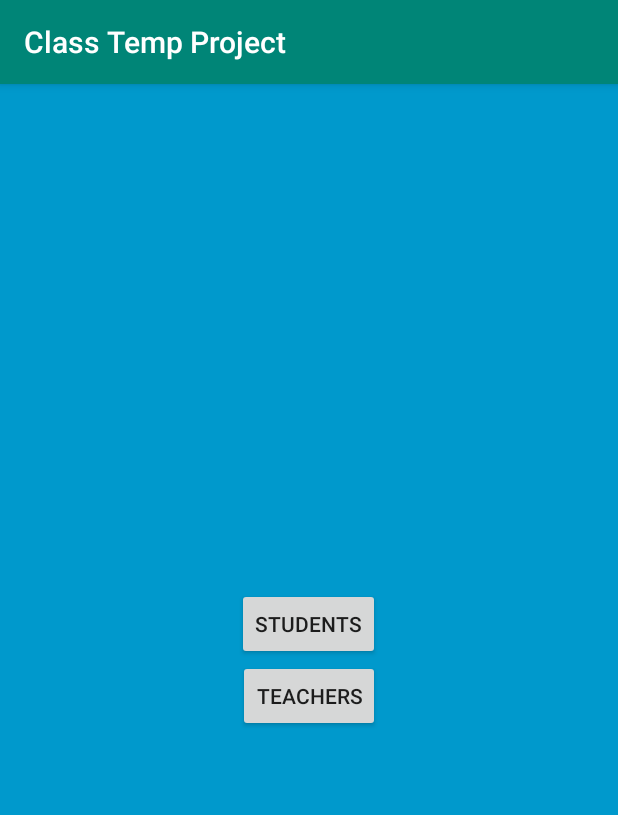
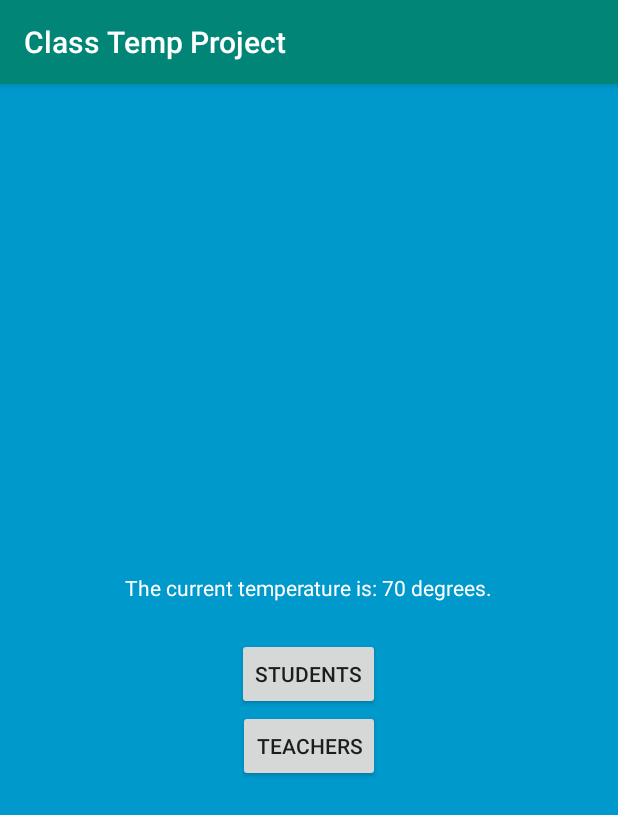
Before and after one commit to sbyakod/Mobile-App-Development, an Android app: the screen it shows after launch (MainActivity), on a phone screen of 412 x 824 dp. Shown: the top 815 px of the screen. Run offline under Robolectric (Android 15) with nearby library versions, the phone set to English and light mode, and no system bars.

```diff
--- a/app/src/main/java/com/example/classtempproject/MainActivity.java
+++ b/app/src/main/java/com/example/classtempproject/MainActivity.java
@@ -5,11 +5,15 @@ import android.support.v7.app.AppCompatActivity;
 import android.os.Bundle;
 import android.view.View;
 import android.widget.Button;
+import android.widget.TextView;
 
 public class MainActivity extends AppCompatActivity {
 
     private Button mStudentButton;
     private Button mTeacherButton;
+    private TextView mCurrentTempTextView;
+
+    private int mTemp;
 
     @Override
     protected void onCreate(Bundle savedInstanceState) {
@@ -18,12 +22,17 @@ public class MainActivity extends AppCompatActivity {
 
         mStudentButton = (Button) findViewById(R.id.student_button);
         mTeacherButton = (Button) findViewById(R.id.teacher_button);
+        mCurrentTempTextView = (TextView) findViewById(R.id.current_temp);
+
+        mTemp = 70;
+
+        mCurrentTempTextView.setText("The current temperature is: " + mTemp + " degrees.");
 
         mStudentButton.setOnClickListener(new View.OnClickListener() {
             @Override
             public void onClick(View v) {
                 Intent j = new Intent(MainActivity.this, StudentActivity.class);
-                // j.putExtra("SCORE", mScore);
+                j.putExtra("TEMP", mTemp);
                 startActivity(j);
             }
         });
@@ -32,7 +41,7 @@ public class MainActivity extends AppCompatActivity {
             @Override
             public void onClick(View v) {
                 Intent j = new Intent(MainActivity.this, TeacherActivity.class);
-               // j.putExtra("SCORE", mScore);
+                j.putExtra("TEMP", mTemp);
                 startActivity(j);
             }
         });
--- a/app/src/main/res/layout/activity_main.xml
+++ b/app/src/main/res/layout/activity_main.xml
@@ -5,6 +5,13 @@
     android:orientation="vertical"
     android:gravity="center"
     android:background = "@android:color/holo_blue_dark">
+
+    <TextView
+        android:id="@+id/current_temp"
+        android:layout_width="wrap_content"
+        android:layout_height="wrap_content"
+        android:padding="24dp"
+        android:textColor="#FFFFFF"/>
 
     <Button
         android:id="@+id/student_button"
```
Also changed, not shown: app/src/main/java/com/example/classtempproject/StudentActivity.java (+12 -0 lines).
